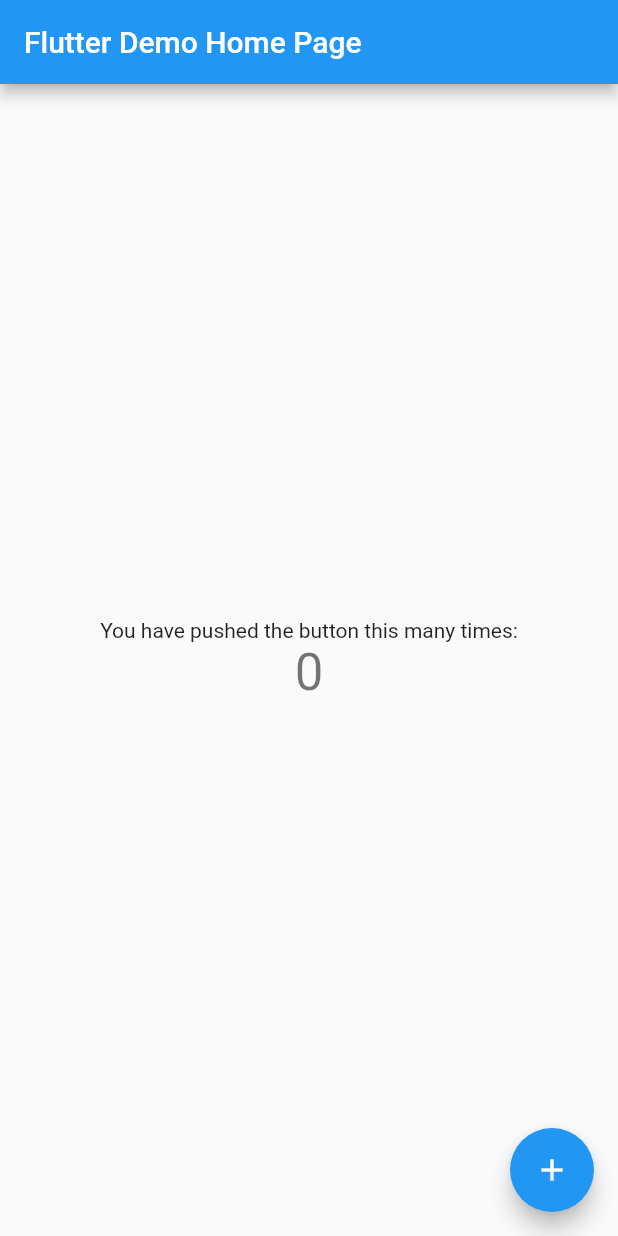
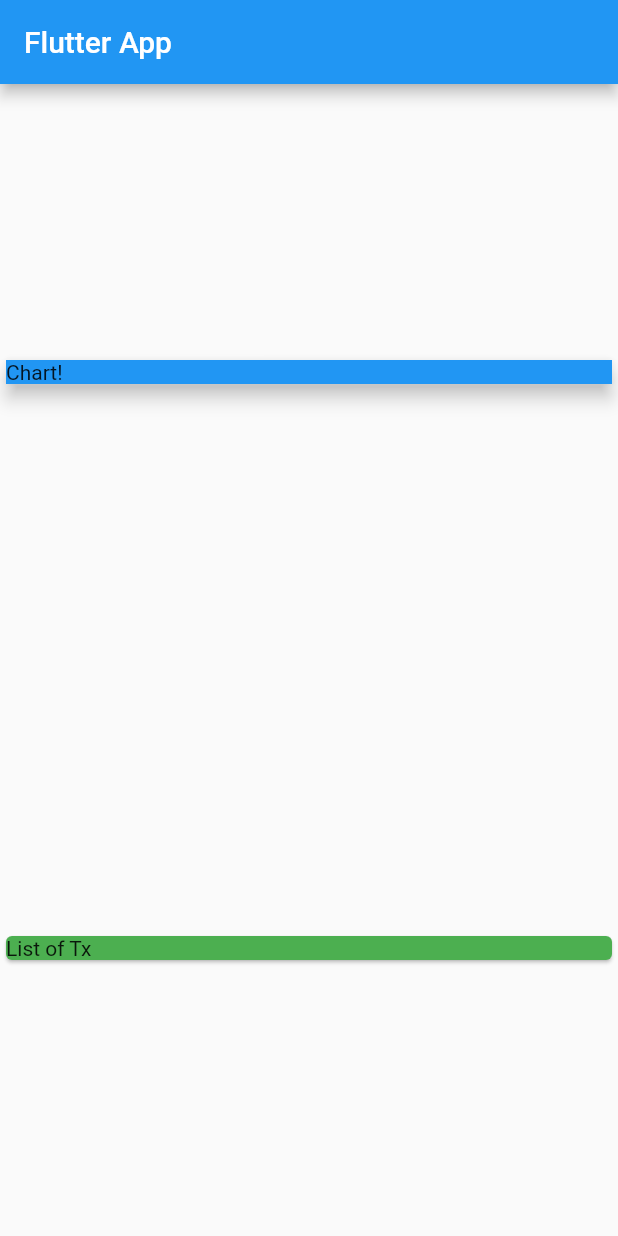
Before and after one commit to ADKeiber/100daysofcode, a Flutter app: the screen it shows after launch, on a phone screen of 412 x 824 dp. Run offline on Flutter 3.47's test engine with Material 2 defaults, Android fonts, the phone set to English and light mode, and no system bars.

Commit message:
Transaction Class
Setting up a class that will contain a transactions values

```diff
--- a/finance_tracker/lib/main.dart
+++ b/finance_tracker/lib/main.dart
@@ -1,113 +1,60 @@
 import 'package:flutter/material.dart';
 
-void main() {
-  runApp(MyApp());
-}
+import './transaction.dart';
+
+void main() => runApp(MyApp());
 
 class MyApp extends StatelessWidget {
-  // This widget is the root of your application.
   @override
   Widget build(BuildContext context) {
     return MaterialApp(
       title: 'Flutter Demo',
-      theme: ThemeData(
-        // This is the theme of your application.
-        //
-        // Try running your application with "flutter run". You'll see the
-        // application has a blue toolbar. Then, without quitting the app, try
-        // changing the primarySwatch below to Colors.green and then invoke
-        // "hot reload" (press "r" in the console where you ran "flutter run",
-        // or simply save your changes to "hot reload" in a Flutter IDE).
-        // Notice that the counter didn't reset back to zero; the application
-        // is not restarted.
-        primarySwatch: Colors.blue,
-      ),
-      home: MyHomePage(title: 'Flutter Demo Home Page'),
+      home: MyHomePage(),
     );
   }
 }
 
-class MyHomePage extends StatefulWidget {
-  MyHomePage({Key key, this.title}) : super(key: key);
-
-  // This widget is the home page of your application. It is stateful, meaning
-  // that it has a State object (defined below) that contains fields that affect
-  // how it looks.
-
-  // This class is the configuration for the state. It holds the values (in this
-  // case the title) provided by the parent (in this case the App widget) and
-  // used by the build method of the State. Fields in a Widget subclass are
-  // always marked "final".
-
-  final String title;
-
-  @override
-  _MyHomePageState createState() => _MyHomePageState();
-}
-
-class _MyHomePageState extends State<MyHomePage> {
-  int _counter = 0;
-
-  void _incrementCounter() {
-    setState(() {
-      // This call to setState tells the Flutter framework that something has
-      // changed in this State, which causes it to rerun the build method below
-      // so that the display can reflect the updated values. If we changed
-      // _counter without calling setState(), then the build method would not be
-      // called again, and so nothing would appear to happen.
-      _counter++;
-    });
-  }
-
+class MyHomePage extends StatelessWidget {
+  final List<Transaction> transactions = [
+    Transaction(
+      id: 't1',
+      title: "New shoes",
+      cost: 45.89,
+      date: DateTime.now(),
+    ),
+    Transaction(
+      id: 't2',
+      title: "Socks",
+      cost: 10.01,
+      date: DateTime.now(),
+    ),
+  ];
   @override
   Widget build(BuildContext context) {
-    // This method is rerun every time setState is called, for instance as done
-    // by the _incrementCounter method above.
-    //
-    // The Flutter framework has been optimized to make rerunning build methods
-    // fast, so that you can just rebuild anything that needs updating rather
-    // than having to individually change instances of widgets.
-    return Scaffold(
-      appBar: AppBar(
-        // Here we take the value from the MyHomePage object that was created by
-        // the App.build method, and use it to set our appbar title.
-        title: Text(widget.title),
-      ),
-      body: Center(
-        // Center is a layout widget. It takes a single child and positions it
-        // in the middle of the parent.
-        child: Column(
-          // Column is also a layout widget. It takes a list of children and
-          // arranges them vertically. By default, it sizes itself to fit its
-          // children horizontally, and tries to be as tall as its parent.
-          //
-          // Invoke "debug painting" (press "p" in the console, choose the
-          // "Toggle Debug Paint" action from the Flutter Inspector in Android
-          // Studio, or the "Toggle Debug Paint" command in Visual Studio Code)
-          // to see the wireframe for each widget.
-          //
-          // Column has various properties to control how it sizes itself and
-          // how it positions its children. Here we use mainAxisAlignment to
-          // center the children vertically; the main axis here is the vertical
-          // axis because Columns are vertical (the cross axis would be
-          // horizontal).
-          mainAxisAlignment: MainAxisAlignment.center,
-          children: <Widget>[
-            Text(
-              'You have pushed the button this many times:',
+    return Container(
+      child: Scaffold(
+        appBar: AppBar(
+          title: Text("Flutter App"),
+        ),
+        body: Column(
+          children: [
+            Card(
+              child: Container(
+                child: Text("Chart!"),
+                width: double.infinity,
+                color: Colors.blue,
+              ),
+              elevation: 5,
             ),
-            Text(
-              '$_counter',
-              style: Theme.of(context).textTheme.headline4,
+            Card(
+              color: Colors.green,
+              child: Text("List of Tx"),
             ),
           ],
+          mainAxisAlignment: MainAxisAlignment.spaceAround,
+          crossAxisAlignment: CrossAxisAlignment.stretch,
         ),
       ),
-      floatingActionButton: FloatingActionButton(
-        onPressed: _incrementCounter,
-        tooltip: 'Increment',
-        child: Icon(Icons.add),
-      ), // This trailing comma makes auto-formatting nicer for build methods.
     );
   }
 }
--- /dev/null
+++ b/finance_tracker/lib/transaction.dart
@@ -0,0 +1,14 @@
+import 'package:flutter/foundation.dart';
+
+class Transaction {
+  final String id;
+  final String title;
+  final double cost;
+  final DateTime date;
+
+  Transaction(
+      {@required this.id,
+      @required this.title,
+      @required this.cost,
+      @required this.date});
+}
```
